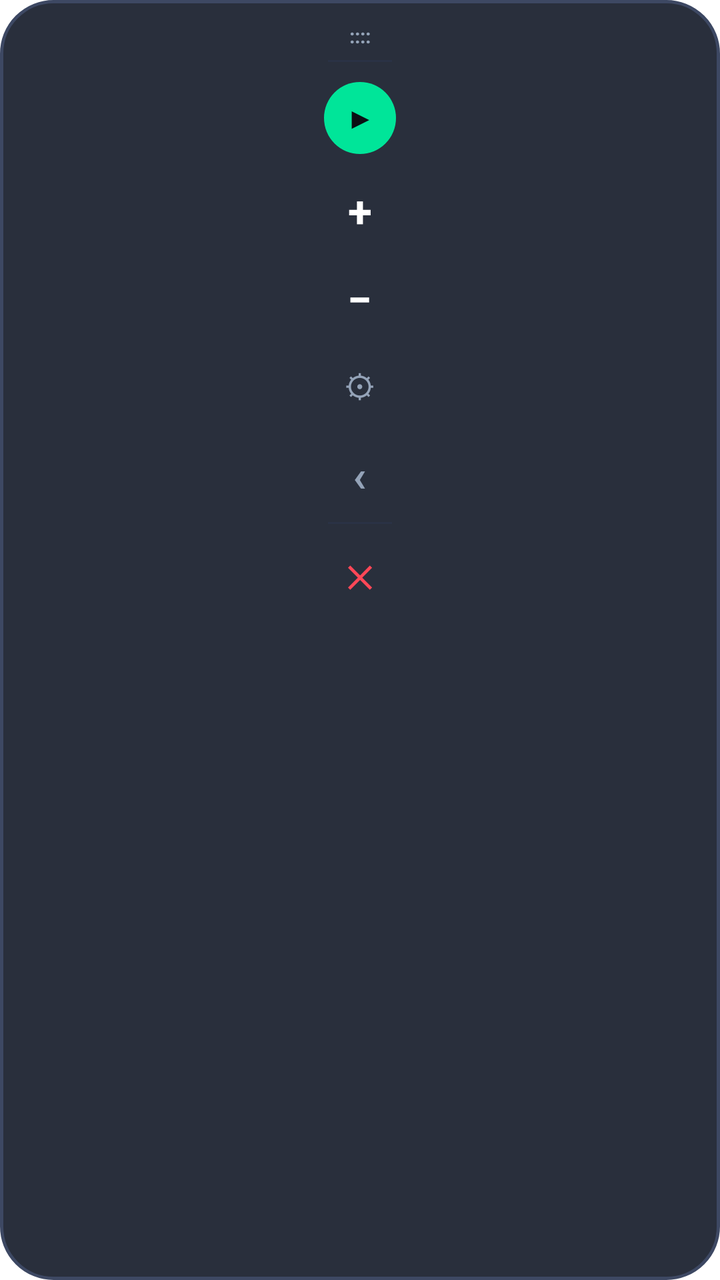
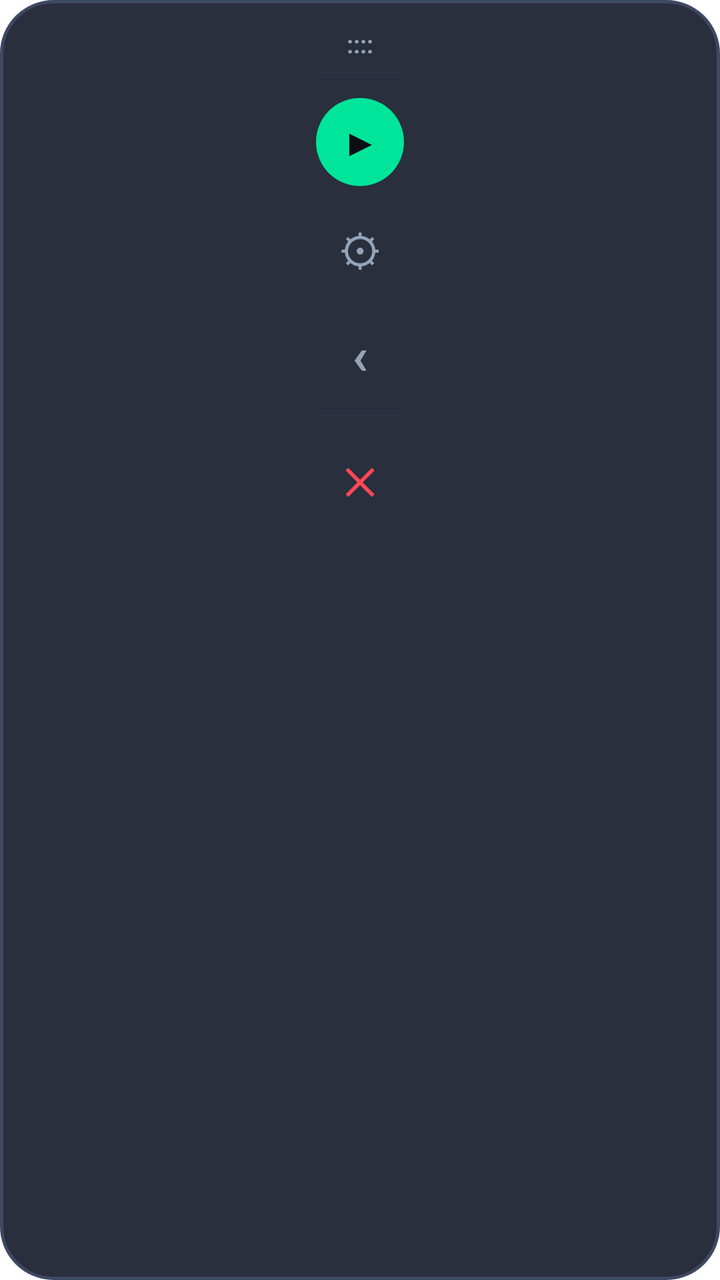

Compare the two renders of this Android layout. The source of the first and the diff that turns it into the second are given below.
<!-- AndroidManifest.xml: fallback theme Theme.MaterialComponents.DayNight.NoActionBar -->
<!-- res/layout/view_floating_dock.xml -->
<?xml version="1.0" encoding="utf-8"?>
<LinearLayout xmlns:android="http://schemas.android.com/apk/res/android"
    android:id="@+id/floating_dock_root"
    android:layout_width="52dp"
    android:layout_height="wrap_content"
    android:orientation="vertical"
    android:background="@drawable/bg_floating_dock"
    android:gravity="center_horizontal"
    android:paddingTop="6dp"
    android:paddingBottom="6dp">

    
    <LinearLayout
        android:id="@+id/dock_drag_handle"
        android:layout_width="match_parent"
        android:layout_height="24dp"
        android:gravity="center"
        android:clickable="true"
        android:focusable="false"
        android:contentDescription="Drag handle">

        <TextView
            android:layout_width="wrap_content"
            android:layout_height="wrap_content"
            android:text="::::"
            android:textColor="@color/klikin_text_secondary"
            android:textSize="10sp"
            android:textStyle="bold" />
    </LinearLayout>

    <View
        android:layout_width="32dp"
        android:layout_height="1dp"
        android:background="@color/klikin_stroke_subtle"
        android:layout_marginBottom="4dp" />

    
    <FrameLayout
        android:id="@+id/btn_play_pause"
        android:layout_width="48dp"
        android:layout_height="48dp"
        android:clickable="true"
        android:focusable="false"
        android:foreground="?android:attr/selectableItemBackgroundBorderless">

        <View
            android:id="@+id/btn_play_pause_bg"
            android:layout_width="36dp"
            android:layout_height="36dp"
            android:layout_gravity="center"
            android:background="@drawable/bg_btn_play" />

        <TextView
            android:id="@+id/btn_play_pause_icon"
            android:layout_width="wrap_content"
            android:layout_height="wrap_content"
            android:layout_gravity="center"
            android:text="▶"
            android:textColor="@color/klikin_text_dark"
            android:textSize="14sp"
            android:textStyle="bold" />
    </FrameLayout>

    
    <FrameLayout
        android:id="@+id/btn_add_target"
        android:layout_width="48dp"
        android:layout_height="44dp"
        android:clickable="true"
        android:focusable="false"
        android:foreground="?android:attr/selectableItemBackgroundBorderless">

        <TextView
            android:layout_width="wrap_content"
            android:layout_height="wrap_content"
            android:layout_gravity="center"
            android:text="+"
            android:textColor="@color/klikin_text_primary"
            android:textSize="22sp"
            android:textStyle="bold" />
    </FrameLayout>

    
    <FrameLayout
        android:id="@+id/btn_remove_target"
        android:layout_width="48dp"
        android:layout_height="44dp"
        android:clickable="true"
        android:focusable="false"
        android:foreground="?android:attr/selectableItemBackgroundBorderless">

        <TextView
            android:layout_width="wrap_content"
            android:layout_height="wrap_content"
            android:layout_gravity="center"
            android:text="−"
            android:textColor="@color/klikin_text_primary"
            android:textSize="22sp"
            android:textStyle="bold" />
    </FrameLayout>

    
    <FrameLayout
        android:id="@+id/btn_settings"
        android:layout_width="48dp"
        android:layout_height="44dp"
        android:clickable="true"
        android:focusable="false"
        android:foreground="?android:attr/selectableItemBackgroundBorderless">

        <TextView
            android:layout_width="wrap_content"
            android:layout_height="wrap_content"
            android:layout_gravity="center"
            android:text="⚙"
            android:textColor="@color/klikin_text_secondary"
            android:textSize="16sp" />
    </FrameLayout>

    
    <FrameLayout
        android:id="@+id/btn_minimize"
        android:layout_width="48dp"
        android:layout_height="44dp"
        android:clickable="true"
        android:focusable="false"
        android:foreground="?android:attr/selectableItemBackgroundBorderless">

        <TextView
            android:layout_width="wrap_content"
            android:layout_height="wrap_content"
            android:layout_gravity="center"
            android:text="‹"
            android:textColor="@color/klikin_text_secondary"
            android:textSize="22sp"
            android:textStyle="bold" />
    </FrameLayout>

    <View
        android:layout_width="32dp"
        android:layout_height="1dp"
        android:background="@color/klikin_stroke_subtle"
        android:layout_marginTop="2dp"
        android:layout_marginBottom="4dp" />

    
    <FrameLayout
        android:id="@+id/btn_close"
        android:layout_width="48dp"
        android:layout_height="44dp"
        android:clickable="true"
        android:focusable="false"
        android:foreground="?android:attr/selectableItemBackgroundBorderless">

        <TextView
            android:layout_width="wrap_content"
            android:layout_height="wrap_content"
            android:layout_gravity="center"
            android:text="✕"
            android:textColor="@color/klikin_crimson_stop"
            android:textSize="15sp"
            android:textStyle="bold" />
    </FrameLayout>

</LinearLayout>
<!-- resources referenced by this layout -->
<resources>
  <color name="klikin_crimson_stop">#FF4757</color>
  <color name="klikin_stroke_subtle">#2A3245</color>
  <color name="klikin_text_dark">#0B0E14</color>
  <color name="klikin_text_primary">#FFFFFF</color>
  <color name="klikin_text_secondary">#94A3B8</color>
  <!-- drawable bg_btn_play (drawable) -->
  <?xml version="1.0" encoding="utf-8"?>
  <shape xmlns:android="http://schemas.android.com/apk/res/android"
      android:shape="oval">
      <solid android:color="@color/klikin_emerald_run" />
  </shape>
  <!-- drawable bg_floating_dock (drawable) -->
  <?xml version="1.0" encoding="utf-8"?>
  <shape xmlns:android="http://schemas.android.com/apk/res/android"
      android:shape="rectangle">
      <corners android:radius="26dp" />
      <solid android:color="@color/klikin_surface_floating" />
      <stroke
          android:width="1.5dp"
          android:color="@color/klikin_stroke_focus" />
  </shape>
  <color name="klikin_emerald_run">#00E599</color>
  <color name="klikin_surface_floating">#F01C2230</color>
  <color name="klikin_stroke_focus">#3D4863</color>
</resources>

<!-- the commit's change to res/layout/view_floating_dock.xml (unified diff, before → after) -->
@@ -1,19 +1,19 @@
 <?xml version="1.0" encoding="utf-8"?>
 <LinearLayout xmlns:android="http://schemas.android.com/apk/res/android"
     android:id="@+id/floating_dock_root"
-    android:layout_width="52dp"
+    android:layout_width="60dp"
     android:layout_height="wrap_content"
     android:orientation="vertical"
     android:background="@drawable/bg_floating_dock"
     android:gravity="center_horizontal"
-    android:paddingTop="6dp"
-    android:paddingBottom="6dp">
+    android:paddingTop="8dp"
+    android:paddingBottom="8dp">
 
     
     <LinearLayout
         android:id="@+id/dock_drag_handle"
         android:layout_width="match_parent"
-        android:layout_height="24dp"
+        android:layout_height="28dp"
         android:gravity="center"
         android:clickable="true"
         android:focusable="false"
@@ -24,29 +24,29 @@
             android:layout_height="wrap_content"
             android:text="::::"
             android:textColor="@color/klikin_text_secondary"
-            android:textSize="10sp"
+            android:textSize="12sp"
             android:textStyle="bold" />
     </LinearLayout>
 
     <View
-        android:layout_width="32dp"
+        android:layout_width="40dp"
         android:layout_height="1dp"
         android:background="@color/klikin_stroke_subtle"
-        android:layout_marginBottom="4dp" />
+        android:layout_marginBottom="6dp" />
 
     
     <FrameLayout
         android:id="@+id/btn_play_pause"
-        android:layout_width="48dp"
-        android:layout_height="48dp"
+        android:layout_width="56dp"
+        android:layout_height="56dp"
         android:clickable="true"
         android:focusable="false"
         android:foreground="?android:attr/selectableItemBackgroundBorderless">
 
         <View
             android:id="@+id/btn_play_pause_bg"
-            android:layout_width="36dp"
-            android:layout_height="36dp"
+            android:layout_width="44dp"
+            android:layout_height="44dp"
             android:layout_gravity="center"
             android:background="@drawable/bg_btn_play" />
 
@@ -57,53 +57,15 @@
             android:layout_gravity="center"
             android:text="▶"
             android:textColor="@color/klikin_text_dark"
-            android:textSize="14sp"
-            android:textStyle="bold" />
-    </FrameLayout>
-
-    
-    <FrameLayout
-        android:id="@+id/btn_add_target"
-        android:layout_width="48dp"
-        android:layout_height="44dp"
-        android:clickable="true"
-        android:focusable="false"
-        android:foreground="?android:attr/selectableItemBackgroundBorderless">
-
-        <TextView
-            android:layout_width="wrap_content"
-            android:layout_height="wrap_content"
-            android:layout_gravity="center"
-            android:text="+"
-            android:textColor="@color/klikin_text_primary"
-            android:textSize="22sp"
-            android:textStyle="bold" />
-    </FrameLayout>
-
-    
-    <FrameLayout
-        android:id="@+id/btn_remove_target"
-        android:layout_width="48dp"
-        android:layout_height="44dp"
-        android:clickable="true"
-        android:focusable="false"
-        android:foreground="?android:attr/selectableItemBackgroundBorderless">
-
-        <TextView
-            android:layout_width="wrap_content"
-            android:layout_height="wrap_content"
-            android:layout_gravity="center"
-            android:text="−"
-            android:textColor="@color/klikin_text_primary"
-            android:textSize="22sp"
+            android:textSize="18sp"
             android:textStyle="bold" />
     </FrameLayout>
 
     
     <FrameLayout
         android:id="@+id/btn_settings"
-        android:layout_width="48dp"
-        android:layout_height="44dp"
+        android:layout_width="56dp"
+        android:layout_height="52dp"
         android:clickable="true"
         android:focusable="false"
         android:foreground="?android:attr/selectableItemBackgroundBorderless">
@@ -114,14 +76,14 @@
             android:layout_gravity="center"
             android:text="⚙"
             android:textColor="@color/klikin_text_secondary"
-            android:textSize="16sp" />
+            android:textSize="22sp" />
     </FrameLayout>
 
     
     <FrameLayout
         android:id="@+id/btn_minimize"
-        android:layout_width="48dp"
-        android:layout_height="44dp"
+        android:layout_width="56dp"
+        android:layout_height="52dp"
         android:clickable="true"
         android:focusable="false"
         android:foreground="?android:attr/selectableItemBackgroundBorderless">
@@ -132,22 +94,22 @@
             android:layout_gravity="center"
             android:text="‹"
             android:textColor="@color/klikin_text_secondary"
-            android:textSize="22sp"
+            android:textSize="26sp"
             android:textStyle="bold" />
     </FrameLayout>
 
     <View
-        android:layout_width="32dp"
+        android:layout_width="40dp"
         android:layout_height="1dp"
         android:background="@color/klikin_stroke_subtle"
-        android:layout_marginTop="2dp"
-        android:layout_marginBottom="4dp" />
+        android:layout_marginTop="4dp"
+        android:layout_marginBottom="6dp" />
 
     
     <FrameLayout
         android:id="@+id/btn_close"
-        android:layout_width="48dp"
-        android:layout_height="44dp"
+        android:layout_width="56dp"
+        android:layout_height="52dp"
         android:clickable="true"
         android:focusable="false"
         android:foreground="?android:attr/selectableItemBackgroundBorderless">
@@ -158,7 +120,7 @@
             android:layout_gravity="center"
             android:text="✕"
             android:textColor="@color/klikin_crimson_stop"
-            android:textSize="15sp"
+            android:textSize="18sp"
             android:textStyle="bold" />
     </FrameLayout>
 
<!-- resource entries referenced after the edit -->
@@ -3,7 +3,6 @@
   <color name="klikin_crimson_stop">#FF4757</color>
   <color name="klikin_stroke_subtle">#2A3245</color>
   <color name="klikin_text_dark">#0B0E14</color>
-  <color name="klikin_text_primary">#FFFFFF</color>
   <color name="klikin_text_secondary">#94A3B8</color>
   <!-- drawable bg_btn_play (drawable) -->
   <?xml version="1.0" encoding="utf-8"?>
